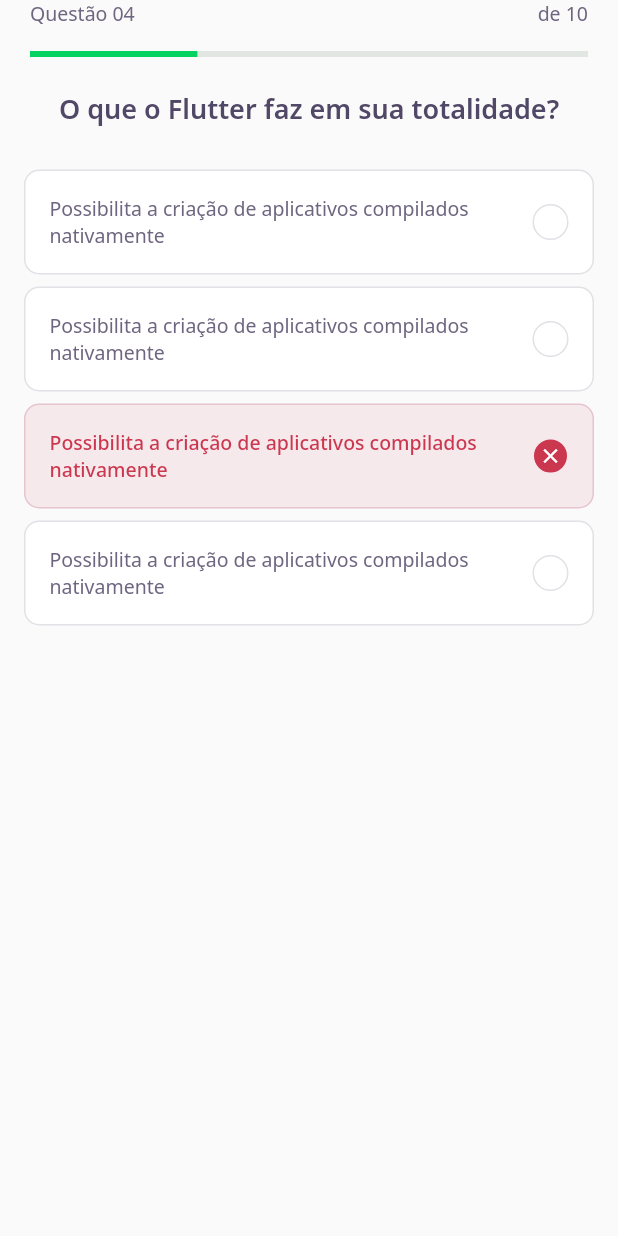
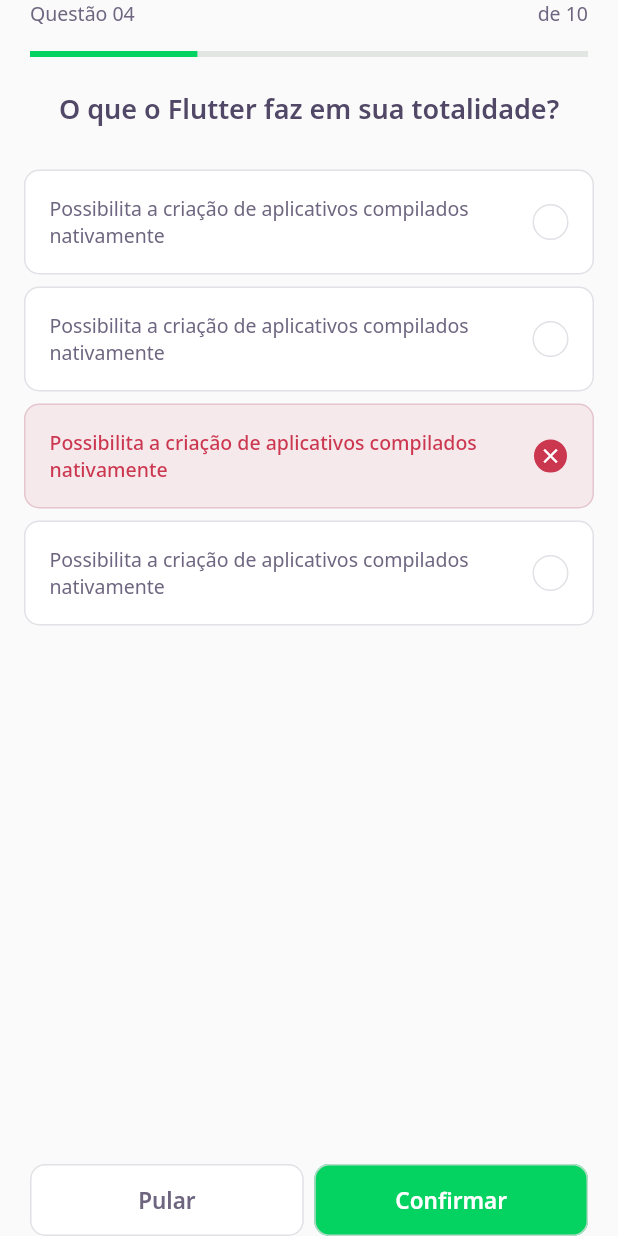
Before and after one commit to gstvds/devquiz, a Flutter app: the ChallengePage screen opened directly, on a phone screen of 412 x 824 dp. Run offline on Flutter 3.47's test engine with Material 2 defaults, Android fonts, the phone set to English and light mode, and no system bars; our stand-ins replace google_fonts; accounts and stored records are empty.

Commit message:
feat: Adds NextButton widget

```diff
--- a/lib/challenge/challenge_page.dart
+++ b/lib/challenge/challenge_page.dart
@@ -1,3 +1,4 @@
+import 'package:DevQuiz/challenge/widgets/next_button/next_button_widget.dart';
 import 'package:DevQuiz/challenge/widgets/question_indicator/question_indicator_widget.dart';
 import 'package:DevQuiz/challenge/widgets/quiz/quiz_widget.dart';
 import 'package:flutter/material.dart';
@@ -16,6 +17,20 @@ class _ChallengePageState extends State<ChallengePage> {
         child: SafeArea(top: true, child: QuestionIndicator()),
       ),
       body: QuizWidget(title: "O que o Flutter faz em sua totalidade?"),
+      bottomNavigationBar: SafeArea(
+        bottom: true,
+        child: Padding(
+          padding: const EdgeInsets.symmetric(horizontal: 20),
+          child: Row(
+            mainAxisAlignment: MainAxisAlignment.spaceAround,
+            children: [
+              Expanded(child: NextButtonWidget.secondary("Pular")),
+              SizedBox(width: 7),
+              Expanded(child: NextButtonWidget.primary("Confirmar"))
+            ],
+          ),
+        ),
+      ),
     );
   }
 }
--- /dev/null
+++ b/lib/challenge/widgets/next_button/next_button_widget.dart
@@ -0,0 +1,59 @@
+import 'package:DevQuiz/core/core.dart';
+import 'package:flutter/material.dart';
+import 'package:google_fonts/google_fonts.dart';
+
+class NextButtonWidget extends StatelessWidget {
+  final String label;
+  final Color backgroundColor;
+  final Color fontColor;
+  final Color borderColor;
+
+  const NextButtonWidget({
+    Key? key,
+    required this.label,
+    required this.backgroundColor,
+    required this.fontColor,
+    required this.borderColor,
+  }) : super(key: key);
+
+  NextButtonWidget.primary(String label)
+      : this.backgroundColor = AppColors.darkGreen,
+        this.fontColor = AppColors.white,
+        this.borderColor = AppColors.green,
+        this.label = label;
+
+  NextButtonWidget.secondary(String label)
+      : this.backgroundColor = AppColors.white,
+        this.fontColor = AppColors.grey,
+        this.borderColor = AppColors.border,
+        this.label = label;
+
+  @override
+  Widget build(BuildContext context) {
+    return Container(
+      height: 48,
+      child: TextButton(
+        style: ButtonStyle(
+          backgroundColor: MaterialStateProperty.all(backgroundColor),
+          shape: MaterialStateProperty.all(
+            RoundedRectangleBorder(
+              borderRadius: BorderRadius.circular(10),
+            ),
+          ),
+          side: MaterialStateProperty.all(
+            BorderSide(
+              color: borderColor,
+            ),
+          ),
+        ),
+        onPressed: () {},
+        child: Text(label,
+            style: GoogleFonts.notoSans(
+              fontWeight: FontWeight.w600,
+              fontSize: 15,
+              color: fontColor,
+            )),
+      ),
+    );
+  }
+}
--- a/lib/core/app_widget.dart
+++ b/lib/core/app_widget.dart
@@ -8,7 +8,7 @@ class AppWidget extends StatelessWidget {
   Widget build(BuildContext context) {
     return MaterialApp(
       title: "DevQuiz",
-      home: HomePage(),
+      home: ChallengePage(),
     );
   }
 }
```
